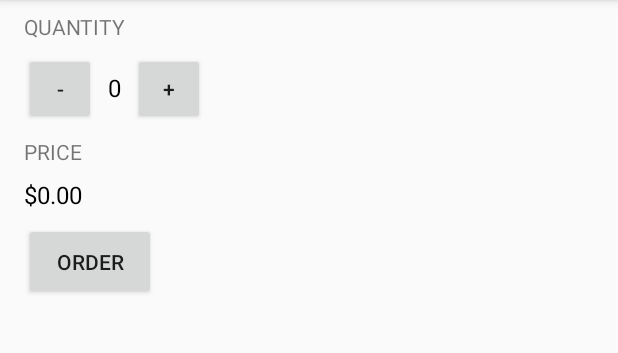
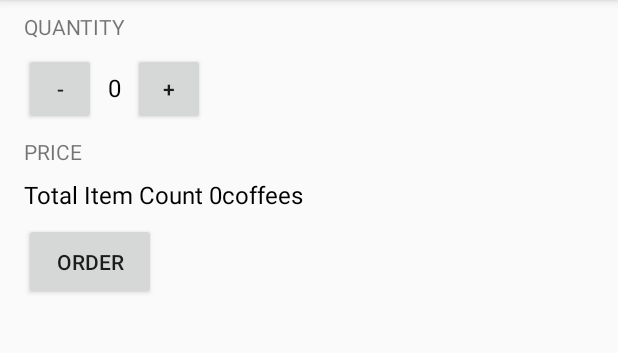
Before and after one commit to wlin3/JustJava, an Android app: the screen it shows after launch (MainActivity), after a tap on "ORDER", on a phone screen of 412 x 824 dp, the part 84-437 px from its top. Run offline under Robolectric (Android 15) with nearby library versions, the phone set to English and light mode, and no system bars.

Commit message:
Changed Display Text

```diff
--- a/app/src/main/java/com/example/myapplication/MainActivity.java
+++ b/app/src/main/java/com/example/myapplication/MainActivity.java
@@ -45,9 +45,8 @@ public class MainActivity extends AppCompatActivity {
      * This method is called when the order button is clicked.
      */
     public void submitOrder(View view) {
-        int numberOfCoffees = quantity;
-        display(quantity );
-        displayPrice(numberOfCoffees*5);
+        String priceMessage = "Total Item Count " + quantity + "coffees";
+        displayMessage(priceMessage);
     }
 
     /**
@@ -64,4 +63,11 @@ public class MainActivity extends AppCompatActivity {
         TextView priceTextView = (TextView) findViewById(R.id.price_text_view);
         priceTextView.setText(NumberFormat.getCurrencyInstance().format(number));
     }
+    /**
+     * This method displays the given text on the screen.
+     */
+    private void displayMessage(String message) {
+        TextView priceTextView = (TextView) findViewById(R.id.price_text_view);
+        priceTextView.setText(message);
+    }
 }
```
